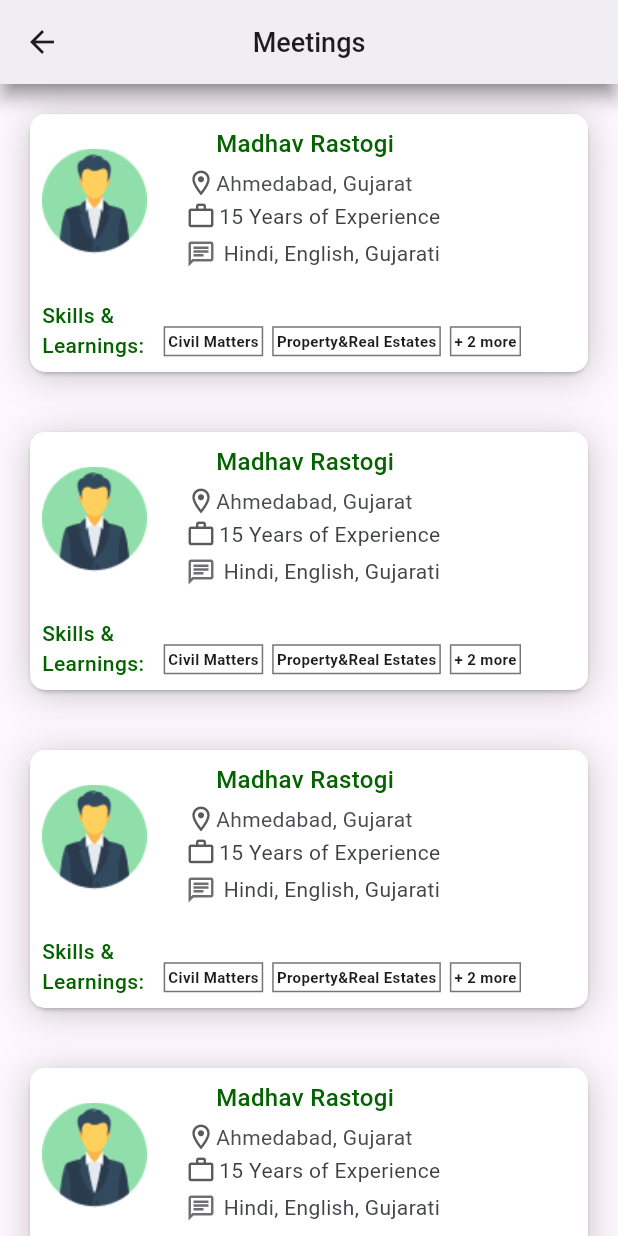
After one commit to AVtheking/Justice_link, a Flutter app: the Meeting screen opened directly, on a phone screen of 412 x 824 dp. The commit adds this screen. Run offline on Flutter 3.47's test engine with Material 3 defaults, Android fonts, the phone set to English and light mode, and no system bars.

Commit message:
meetings Page

```diff
--- /dev/null
+++ b/lib/common/app_bar.dart
@@ -0,0 +1,17 @@
+import 'package:flutter/material.dart';
+import 'package:flutter/services.dart';
+
+AppBar appbarfun(String title) {
+  return AppBar(
+    title: Text(
+      title,
+      style: const TextStyle(fontSize: 18, fontWeight: FontWeight.w500),
+    ),
+    centerTitle: true,
+    elevation: 5,
+    backgroundColor: Colors.white,
+    shadowColor: const Color.fromARGB(255, 72, 73, 72),
+    systemOverlayStyle:
+        const SystemUiOverlayStyle(statusBarColor: Color(0xFF046200)),
+  );
+}
--- a/lib/features/case_status/screens/case_status.dart
+++ b/lib/features/case_status/screens/case_status.dart
@@ -1,5 +1,5 @@
 import 'package:flutter/material.dart';
-import 'package:flutter/services.dart';
+import 'package:justice_link/common/app_bar.dart';
 import 'package:justice_link/features/case_status/screens/view_case_status.dart';
 import 'package:justice_link/features/case_status/widgets/rich_text.dart';
 
@@ -22,18 +22,7 @@ class _CaseStatusState extends State<CaseStatus> {
   @override
   Widget build(BuildContext context) {
     return Scaffold(
-      appBar: AppBar(
-        title: const Text(
-          "Case Status",
-          style: TextStyle(fontSize: 18, fontWeight: FontWeight.w500),
-        ),
-        centerTitle: true,
-        elevation: 5,
-        backgroundColor: Colors.white,
-        shadowColor: const Color.fromARGB(255, 72, 73, 72),
-        systemOverlayStyle:
-            const SystemUiOverlayStyle(statusBarColor: Color(0xFF046200)),
-      ),
+      appBar: appbarfun("Case Status"),
       body: Column(
         children: [
           Card(
--- a/lib/features/case_status/screens/view_case_status.dart
+++ b/lib/features/case_status/screens/view_case_status.dart
@@ -1,5 +1,5 @@
 import 'package:flutter/material.dart';
-import 'package:flutter/services.dart';
+import 'package:justice_link/common/app_bar.dart';
 import 'package:justice_link/features/case_status/widgets/case_details.dart';
 import 'package:justice_link/features/case_status/widgets/case_status.dart';
 import 'package:justice_link/features/case_status/widgets/versus_card.dart';
@@ -27,18 +27,7 @@ class ViewCaseStatus extends StatelessWidget {
       "MR. RAKESH AGGARWAL\nADDRESS: CHIRANJEEV VIHAR",
     ];
     return Scaffold(
-      appBar: AppBar(
-        title: const Text(
-          "Case Status",
-          style: TextStyle(fontSize: 18, fontWeight: FontWeight.w500),
-        ),
-        centerTitle: true,
-        elevation: 5,
-        backgroundColor: Colors.white,
-        shadowColor: const Color.fromARGB(255, 72, 73, 72),
-        systemOverlayStyle:
-            const SystemUiOverlayStyle(statusBarColor: Color(0xFF046200)),
-      ),
+      appBar: appbarfun("Case Status"),
       body: SingleChildScrollView(
         child: Column(
           crossAxisAlignment: CrossAxisAlignment.start,
--- a/lib/features/home_screen/widgets/eServices.dart
+++ b/lib/features/home_screen/widgets/eServices.dart
@@ -1,5 +1,6 @@
 import 'package:flutter/material.dart';
 import 'package:justice_link/features/case_status/screens/case_status.dart';
+import 'package:justice_link/features/meetings/screens/meeting_screen.dart';
 
 class EServices extends StatelessWidget {
   const EServices({super.key});
@@ -34,6 +35,12 @@ class EServices extends StatelessWidget {
                     if (index == 0) {
                       Navigator.of(context).push(MaterialPageRoute(
                           builder: (context) => const CaseStatus()));
+                    } else if (index == 3) {
+                      Navigator.of(context).push(
+                        MaterialPageRoute(
+                          builder: (context) => const Meeting(),
+                        ),
+                      );
                     }
                   },
                   child: Image.asset(
--- /dev/null
+++ b/lib/features/meetings/screens/meeting_screen.dart
@@ -0,0 +1,25 @@
+import 'package:flutter/material.dart';
+import 'package:justice_link/common/app_bar.dart';
+import 'package:justice_link/features/meetings/widgets/lawyer_card.dart';
+
+class Meeting extends StatelessWidget {
+  const Meeting({super.key});
+
+  @override
+  Widget build(BuildContext context) {
+    return Scaffold(
+      appBar: appbarfun("Meetings"),
+      body: const SingleChildScrollView(
+        child: Column(
+          children: [
+            LawyerCard(),
+            LawyerCard(),
+            LawyerCard(),
+            LawyerCard(),
+            LawyerCard(),
+          ],
+        ),
+      ),
+    );
+  }
+}
--- /dev/null
+++ b/lib/features/meetings/widgets/lawyer_card.dart
@@ -0,0 +1,222 @@
+import 'package:flutter/material.dart';
+
+class LawyerCard extends StatelessWidget {
+  const LawyerCard({super.key});
+
+  @override
+  Widget build(BuildContext context) {
+    return Card(
+      margin: const EdgeInsets.symmetric(horizontal: 20, vertical: 20),
+      child: IntrinsicHeight(
+        child: Container(
+          width: double.infinity,
+          decoration: BoxDecoration(
+            borderRadius: BorderRadius.circular(10),
+            color: Colors.white,
+            boxShadow: [
+              BoxShadow(
+                color: Colors.grey.withOpacity(0.5),
+                spreadRadius: 1,
+                blurRadius: 20,
+                offset: const Offset(0, 3),
+              ),
+            ],
+          ),
+          child: SingleChildScrollView(
+            child: Column(
+              mainAxisSize: MainAxisSize.max,
+              children: [
+                Row(
+                  crossAxisAlignment: CrossAxisAlignment.start,
+                  children: [
+                    Padding(
+                      padding: const EdgeInsets.all(8.0),
+                      child: Image.asset(
+                        "assets/images/lawyer.png",
+                        width: 70,
+                        height: 100,
+                      ),
+                    ),
+                    const SizedBox(
+                      width: 10,
+                    ),
+                    const Padding(
+                      padding: EdgeInsets.all(8.0),
+                      child: Column(
+                        crossAxisAlignment: CrossAxisAlignment.start,
+                        children: [
+                          Padding(
+                            padding: EdgeInsets.only(left: 20),
+                            child: Text(
+                              "Madhav Rastogi",
+                              style: TextStyle(
+                                fontSize: 16,
+                                fontWeight: FontWeight.w500,
+                                color: Color(0xFF046200),
+                              ),
+                            ),
+                          ),
+                          SizedBox(
+                            height: 5,
+                          ),
+                          Row(
+                            children: [
+                              Icon(
+                                Icons.location_on_outlined,
+                                color: Color.fromARGB(255, 90, 90, 92),
+                                size: 20,
+                              ),
+                              Text(
+                                "Ahmedabad, Gujarat",
+                                style: TextStyle(
+                                  color: Color.fromARGB(255, 75, 77, 81),
+                                  fontWeight: FontWeight.w400,
+                                ),
+                              )
+                            ],
+                          ),
+                          SizedBox(
+                            height: 2,
+                          ),
+                          Row(
+                            children: [
+                              Icon(
+                                Icons.work_outline,
+                                color: Color.fromARGB(255, 90, 90, 92),
+                                size: 20,
+                              ),
+                              SizedBox(
+                                width: 2,
+                              ),
+                              Text(
+                                "15 Years of Experience",
+                                style: TextStyle(
+                                  color: Color.fromARGB(255, 61, 63, 65),
+                                  fontWeight: FontWeight.w400,
+                                ),
+                              )
+                            ],
+                          ),
+                          SizedBox(
+                            height: 5,
+                          ),
+                          IntrinsicHeight(
+                            child: Stack(children: [
+                              Row(
+                                children: [
+                                  Icon(
+                                    Icons.chat_outlined,
+                                    color: Color.fromARGB(255, 111, 111, 114),
+                                    size: 20,
+                                  ),
+                                  SizedBox(
+                                    width: 5,
+                                  ),
+                                  Text(
+                                    "Hindi, English, Gujarati",
+                                    style: TextStyle(
+                                      color: Color.fromARGB(255, 67, 69, 72),
+                                      fontWeight: FontWeight.w400,
+                                    ),
+                                  ),
+                                  SizedBox(
+                                    width: 5,
+                                  ),
+                                ],
+                              ),
+                            ]),
+                          ),
+                        ],
+                      ),
+                    )
+                  ],
+                ),
+                Padding(
+                  padding: const EdgeInsets.all(8.0),
+                  child: Row(
+                    children: [
+                      const Text(
+                        "Skills &\nLearnings:",
+                        style: TextStyle(
+                          fontSize: 14,
+                          fontWeight: FontWeight.w500,
+                          color: Color(0xFF046200),
+                        ),
+                      ),
+                      const SizedBox(
+                        width: 10,
+                      ),
+                      Padding(
+                        padding: const EdgeInsets.only(top: 15),
+                        child: Row(
+                          children: [
+                            Container(
+                              margin: const EdgeInsets.symmetric(horizontal: 3),
+                              decoration: BoxDecoration(
+                                border: Border.all(color: Colors.black54),
+                              ),
+                              child: const Center(
+                                child: Padding(
+                                  padding: EdgeInsets.all(2.0),
+                                  child: Text(
+                                    "Civil Matters",
+                                    style: TextStyle(
+                                      fontSize: 10,
+                                      fontWeight: FontWeight.bold,
+                                    ),
+                                  ),
+                                ),
+                              ),
+                            ),
+                            Container(
+                              margin: const EdgeInsets.symmetric(
+                                horizontal: 3,
+                              ),
+                              decoration: BoxDecoration(
+                                border: Border.all(color: Colors.black54),
+                              ),
+                              child: const Center(
+                                child: Padding(
+                                  padding: const EdgeInsets.all(2.0),
+                                  child: Text(
+                                    "Property&Real Estates",
+                                    style: TextStyle(
+                                      fontSize: 10,
+                                      fontWeight: FontWeight.bold,
+                                    ),
+                                  ),
+                                ),
+                              ),
+                            ),
+                            Container(
+                              margin: const EdgeInsets.symmetric(horizontal: 3),
+                              decoration: BoxDecoration(
+                                border: Border.all(color: Colors.black54),
+                              ),
+                              child: const Center(
+                                child: Padding(
+                                  padding: EdgeInsets.all(2.0),
+                                  child: Text(
+                                    "+ 2 more",
+                                    style: TextStyle(
+                                      fontSize: 10,
+                                      fontWeight: FontWeight.bold,
+                                    ),
+                                  ),
+                                ),
+                              ),
+                            ),
+                          ],
+                        ),
+                      )
+                    ],
+                  ),
+                )
+              ],
+            ),
+          ),
+        ),
+      ),
+    );
+  }
+}
```
Also changed, not shown: assets/images/briefcase 1.png (added), assets/images/lawyer.png (added).
